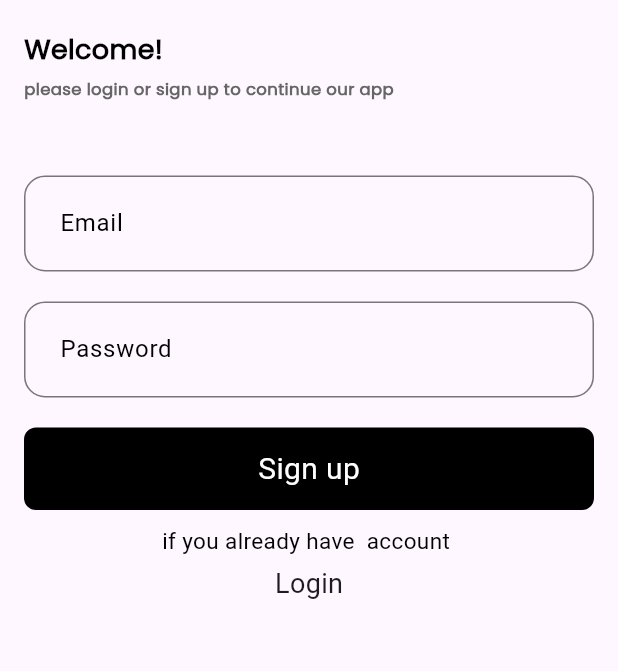
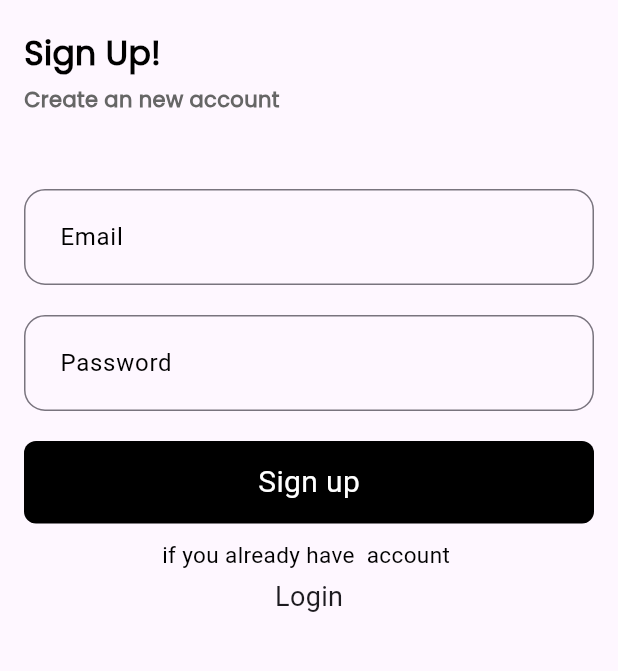
Before and after one commit to SeifRashedd/Fashion_Market, a Flutter app: the screen it shows after launch, after a tap on "Sign up", on a phone screen of 412 x 824 dp, the part 465-1136 px from its top. Run offline on Flutter 3.47's test engine with Material 3 defaults, Android fonts, the phone set to English and light mode, and no system bars; our stand-ins replace gap.

Commit message:
changes fonts in auth sscreens

```diff
--- a/lib/Features/auth/presention/views/widgets/login_view.dart
+++ b/lib/Features/auth/presention/views/widgets/login_view.dart
@@ -24,12 +24,12 @@ class LoginView extends StatelessWidget {
             const Gap(20),
             Text(
               'Welcome!',
-              style: AppStyles.styleBold18,
+              style: AppStyles.styleBold18.copyWith(fontSize: 22),
             ),
             const Gap(5),
             Text(
               'please login or sign up to continue our app',
-              style: AppStyles.styleSemiBold11,
+              style: AppStyles.styleSemiBold11.copyWith(fontSize: 14),
             ),
             const Gap(50),
             CustomFormTextField(
--- a/lib/Features/auth/presention/views/widgets/register_view.dart
+++ b/lib/Features/auth/presention/views/widgets/register_view.dart
@@ -22,13 +22,13 @@ class RegisterView extends StatelessWidget {
             ),
             const Gap(20),
             Text(
-              'Welcome!',
-              style: AppStyles.styleBold18,
+              'Sign Up!',
+              style: AppStyles.styleBold18.copyWith(fontSize: 22),
             ),
             const Gap(5),
             Text(
-              'please login or sign up to continue our app',
-              style: AppStyles.styleSemiBold11,
+              'Create an new account',
+              style: AppStyles.styleSemiBold11.copyWith(fontSize: 14),
             ),
             const Gap(50),
             CustomFormTextField(
```
